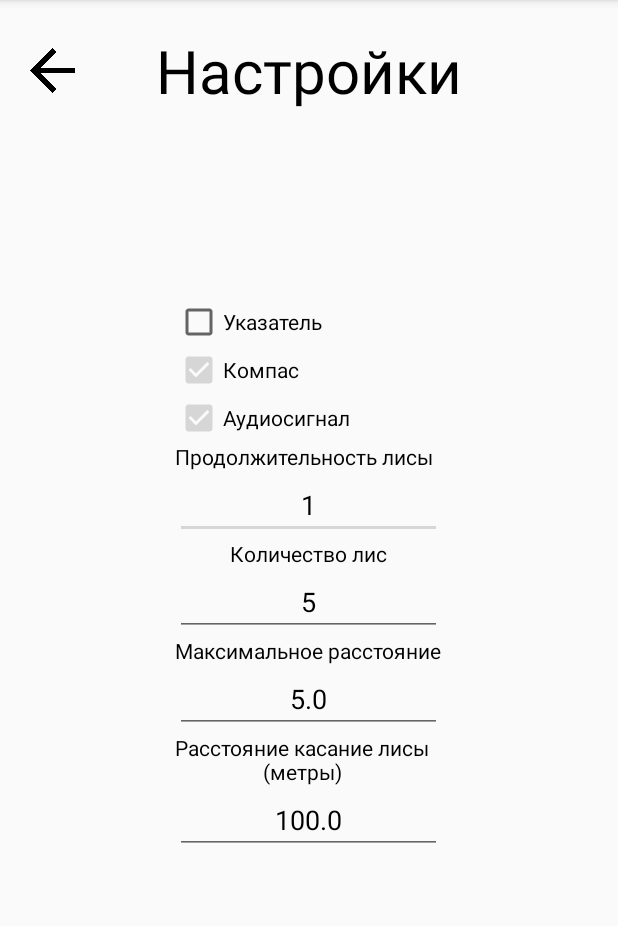
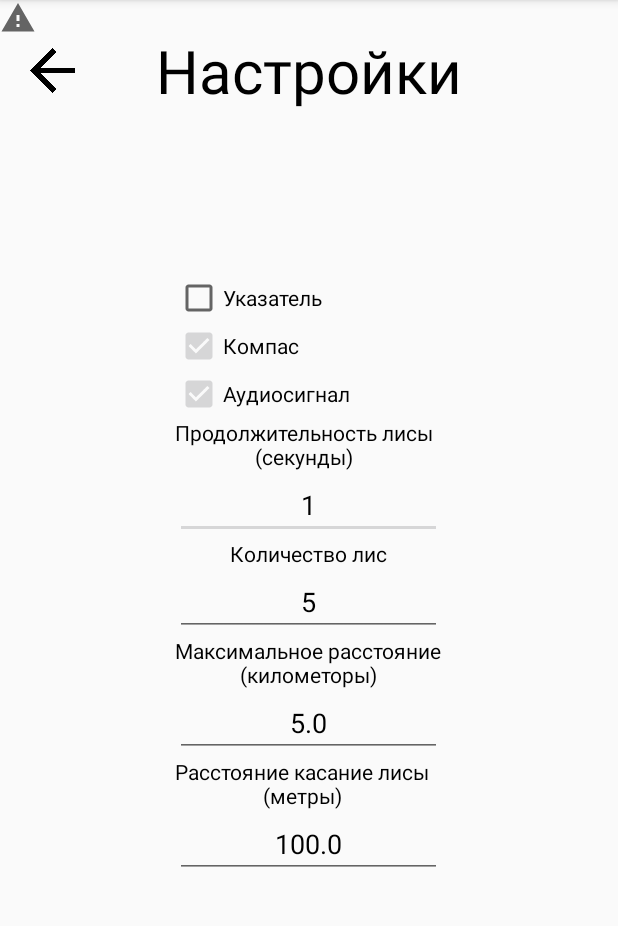
Before and after one commit to Fizik2/FoxHunting, an Android app: the screen it shows after launch (SettingsActivity), after a tap on "Настройки", on a phone screen of 412 x 824 dp, the part 84-1010 px from its top. Run offline under Robolectric (Android 15) with nearby library versions, the phone set to English and light mode, and no system bars.

Commit message:
Change icons and fix bugs

```diff
--- a/app/src/main/java/com/hunting/fox/foxhunting/Activities/MenuActivity.java
+++ b/app/src/main/java/com/hunting/fox/foxhunting/Activities/MenuActivity.java
@@ -19,6 +19,7 @@ import com.hunting.fox.foxhunting.Activities.MapsActivity;
 import com.hunting.fox.foxhunting.Activities.SettingsActivity;
 import com.hunting.fox.foxhunting.Game;
 import com.hunting.fox.foxhunting.R;
+import com.hunting.fox.foxhunting.Settings;
 
 /**
  * Created by fizik on 23.01.17.
@@ -35,6 +36,8 @@ public class MenuActivity extends AppCompatActivity {
     protected void onCreate(Bundle savedInstanceState) {
         super.onCreate(savedInstanceState);
         setContentView(R.layout.activity_menu);
+
+        Settings.loadSettings(this);
     }
 
     @Override
--- a/app/src/main/java/com/hunting/fox/foxhunting/Game.java
+++ b/app/src/main/java/com/hunting/fox/foxhunting/Game.java
@@ -9,6 +9,7 @@ import com.google.android.gms.maps.model.LatLng;
 import com.google.gson.Gson;
 
 import java.util.ArrayList;
+import java.util.Calendar;
 import java.util.List;
 import java.util.Random;
 
@@ -37,7 +38,7 @@ public class Game {
     private float maxFoxDistance = Settings.foxDistance; // In kilometers
     public float eraseDistance = Settings.eraseDistance; // In meters
     private byte foxNumber = Settings.foxNumber;
-
+    public long startTime = Calendar.getInstance().getTimeInMillis();
 
     public Game(Location firstLocation) {
         this.firstLocation = firstLocation;
@@ -46,6 +47,7 @@ public class Game {
         this.foundFoxes = new boolean[foxNumber];
         //this.currentFoxes = new ArrayList<LatLng>();
         //this.inceptionDistanse = new float[foxNumber];
+
 
         for(int i = 0; i < foxNumber; i++){
             foundFoxes[i] = false;
--- a/app/src/main/res/layout/activity_settings.xml
+++ b/app/src/main/res/layout/activity_settings.xml
@@ -143,4 +143,9 @@
 
     </LinearLayout>
 
+    <ImageView
+        android:layout_width="wrap_content"
+        android:layout_height="wrap_content"
+        android:background="?android:attr/alertDialogIcon" />
+
 </RelativeLayout>
--- a/app/src/main/res/values/strings.xml
+++ b/app/src/main/res/values/strings.xml
@@ -10,9 +10,9 @@
     <string name="pointer">Указатель</string>
     <string name="compass">Компас</string>
     <string name="audiosignal">Аудиосигнал</string>
-    <string name="foxduration">Продолжительность лисы</string>
+    <string name="foxduration">Продолжительность лисы\n(секунды)</string>
     <string name="foxNumber">Количество лис</string>
-    <string name="foxDistance">Максимальное расстояние</string>
+    <string name="foxDistance">Максимальное расстояние\n(километоры)</string>
 
     <string name="defaultFoxNumber">5</string>
     <string name="defaultFoxDuration">60</string>
```
Also changed, not shown: app/src/main/java/com/hunting/fox/foxhunting/Activities/MapsActivity.java (+93 -27 lines), app/src/main/res/drawable/attention512.png (added).
